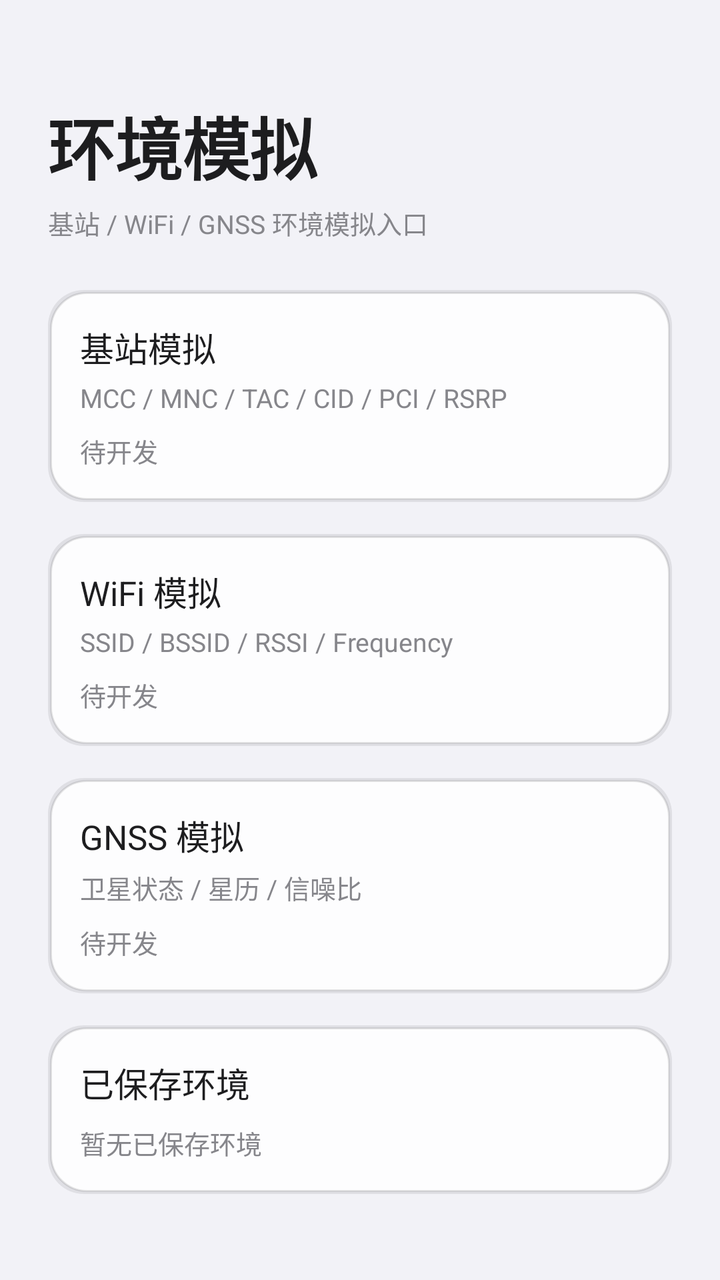
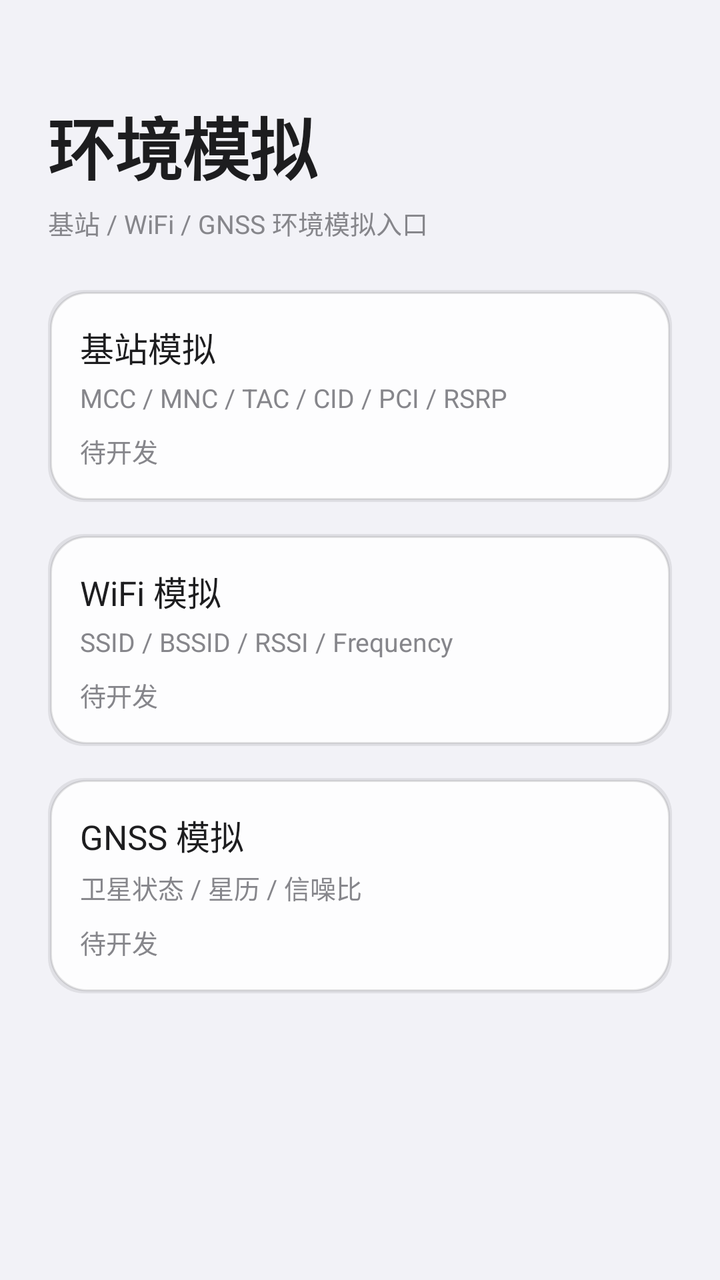

Before-and-after screenshots of an Android layout around one commit, followed by the original layout XML and the change that was made.
<!-- AndroidManifest.xml: application theme Theme.ZVirtualEnv -->
<!-- res/layout/fragment_env.xml -->
<?xml version="1.0" encoding="utf-8"?>
<ScrollView xmlns:android="http://schemas.android.com/apk/res/android"
    android:layout_width="match_parent"
    android:layout_height="match_parent"
    android:overScrollMode="never">

    <LinearLayout
        android:layout_width="match_parent"
        android:layout_height="wrap_content"
        android:orientation="vertical"
        android:paddingStart="@dimen/space_lg"
        android:paddingTop="@dimen/space_xl"
        android:paddingEnd="@dimen/space_lg"
        android:paddingBottom="@dimen/space_lg">

        <TextView
            android:layout_width="wrap_content"
            android:layout_height="wrap_content"
            android:text="@string/env_title"
            style="@style/Text.Hero" />

        <TextView
            android:layout_width="wrap_content"
            android:layout_height="wrap_content"
            android:layout_marginTop="@dimen/space_xs"
            android:text="@string/env_subtitle"
            style="@style/Text.Caption" />

        <LinearLayout
            android:id="@+id/cellCard"
            android:layout_width="match_parent"
            android:layout_height="wrap_content"
            android:layout_marginTop="@dimen/space_lg"
            android:background="@drawable/bg_card"
            android:clickable="true"
            android:focusable="true"
            android:orientation="vertical"
            android:padding="@dimen/space_md">

            <TextView
                android:layout_width="wrap_content"
                android:layout_height="wrap_content"
                android:text="@string/env_cell_title"
                style="@style/Text.Headline" />

            <TextView
                android:layout_width="wrap_content"
                android:layout_height="wrap_content"
                android:layout_marginTop="@dimen/space_xs"
                android:text="@string/env_cell_desc"
                style="@style/Text.Caption" />

            <TextView
                android:id="@+id/cellStatus"
                android:layout_width="wrap_content"
                android:layout_height="wrap_content"
                android:layout_marginTop="@dimen/space_sm"
                android:text="@string/env_pending"
                style="@style/Text.Caption" />
        </LinearLayout>

        <LinearLayout
            android:id="@+id/wifiCard"
            android:layout_width="match_parent"
            android:layout_height="wrap_content"
            android:layout_marginTop="@dimen/space_md"
            android:background="@drawable/bg_card"
            android:clickable="true"
            android:focusable="true"
            android:orientation="vertical"
            android:padding="@dimen/space_md">

            <TextView
                android:layout_width="wrap_content"
                android:layout_height="wrap_content"
                android:text="@string/env_wifi_title"
                style="@style/Text.Headline" />

            <TextView
                android:layout_width="wrap_content"
                android:layout_height="wrap_content"
                android:layout_marginTop="@dimen/space_xs"
                android:text="@string/env_wifi_desc"
                style="@style/Text.Caption" />

            <TextView
                android:id="@+id/wifiStatus"
                android:layout_width="wrap_content"
                android:layout_height="wrap_content"
                android:layout_marginTop="@dimen/space_sm"
                android:text="@string/env_pending"
                style="@style/Text.Caption" />
        </LinearLayout>

        <LinearLayout
            android:id="@+id/gnssCard"
            android:layout_width="match_parent"
            android:layout_height="wrap_content"
            android:layout_marginTop="@dimen/space_md"
            android:background="@drawable/bg_card"
            android:clickable="true"
            android:focusable="true"
            android:orientation="vertical"
            android:padding="@dimen/space_md">

            <TextView
                android:layout_width="wrap_content"
                android:layout_height="wrap_content"
                android:text="@string/env_gnss_title"
                style="@style/Text.Headline" />

            <TextView
                android:layout_width="wrap_content"
                android:layout_height="wrap_content"
                android:layout_marginTop="@dimen/space_xs"
                android:text="@string/env_gnss_desc"
                style="@style/Text.Caption" />

            <TextView
                android:id="@+id/gnssStatus"
                android:layout_width="wrap_content"
                android:layout_height="wrap_content"
                android:layout_marginTop="@dimen/space_sm"
                android:text="@string/env_pending"
                style="@style/Text.Caption" />
        </LinearLayout>

        
        <LinearLayout
            android:layout_width="match_parent"
            android:layout_height="wrap_content"
            android:layout_marginTop="@dimen/space_md"
            android:background="@drawable/bg_card"
            android:orientation="vertical"
            android:padding="@dimen/space_md">

            <TextView
                android:layout_width="wrap_content"
                android:layout_height="wrap_content"
                android:text="@string/env_saved_title"
                style="@style/Text.Headline" />

            <TextView
                android:id="@+id/savedEnvEmpty"
                android:layout_width="match_parent"
                android:layout_height="wrap_content"
                android:layout_marginTop="@dimen/space_sm"
                android:text="@string/env_saved_empty"
                android:textColor="@color/text_secondary"
                style="@style/Text.Caption" />

            <LinearLayout
                android:id="@+id/savedEnvList"
                android:layout_width="match_parent"
                android:layout_height="wrap_content"
                android:orientation="vertical" />
        </LinearLayout>
    </LinearLayout>
</ScrollView>
<!-- resources referenced by this layout -->
<resources>
  <color name="text_secondary">#86868B</color>
  <dimen name="space_lg">24dp</dimen>
  <dimen name="space_md">16dp</dimen>
  <dimen name="space_sm">8dp</dimen>
  <dimen name="space_xl">48dp</dimen>
  <dimen name="space_xs">4dp</dimen>
  <!-- drawable bg_card (drawable) -->
  <?xml version="1.0" encoding="utf-8"?>
  <layer-list xmlns:android="http://schemas.android.com/apk/res/android">
      <item>
          <shape android:shape="rectangle">
              <corners android:radius="@dimen/radius_card" />
              <solid android:color="@color/glass_shadow" />
          </shape>
      </item>
      <item
          android:bottom="1dp"
          android:left="1dp"
          android:right="1dp"
          android:top="1dp">
          <shape android:shape="rectangle">
              <corners android:radius="@dimen/radius_card" />
              <solid android:color="@color/card_fill" />
              <stroke
                  android:width="1dp"
                  android:color="@color/card_border" />
          </shape>
      </item>
  </layer-list>
  <string name="env_cell_desc">MCC / MNC / TAC / CID / PCI / RSRP</string>
  <string name="env_cell_title">基站模拟</string>
  <string name="env_gnss_desc">卫星状态 / 星历 / 信噪比</string>
  <string name="env_gnss_title">GNSS 模拟</string>
  <string name="env_pending">待开发</string>
  <string name="env_saved_empty">暂无已保存环境</string>
  <string name="env_saved_title">已保存环境</string>
  <string name="env_subtitle">基站 / WiFi / GNSS 环境模拟入口</string>
  <string name="env_title">环境模拟</string>
  <string name="env_wifi_desc">SSID / BSSID / RSSI / Frequency</string>
  <string name="env_wifi_title">WiFi 模拟</string>
  <style name="Text.Caption" parent="android:TextAppearance.Material">
          <item name="android:textSize">@dimen/text_caption</item>
          <item name="android:textColor">@color/text_secondary</item>
      </style>
  <style name="Text.Headline" parent="android:TextAppearance.Material">
          <item name="android:textSize">@dimen/text_headline</item>
          <item name="android:textStyle">normal</item>
          <item name="android:textColor">@color/text_primary</item>
      </style>
  <style name="Text.Hero" parent="android:TextAppearance.Material">
          <item name="android:textSize">@dimen/text_hero</item>
          <item name="android:textStyle">bold</item>
          <item name="android:textColor">@color/text_primary</item>
          <item name="android:letterSpacing">-0.01</item>
      </style>
  <style name="Theme.ZVirtualEnv" parent="android:Theme.Material.Light.NoActionBar">
          <item name="android:windowBackground">@color/bg_primary</item>
          <item name="android:statusBarColor">@android:color/transparent</item>
          <item name="android:navigationBarColor">@android:color/transparent</item>
          <item name="android:windowLightStatusBar">true</item>
          <item name="android:colorAccent">@color/accent</item>
          <item name="android:colorPrimary">@color/accent</item>
          <item name="android:textColorPrimary">@color/text_primary</item>
          <item name="android:textColorSecondary">@color/text_secondary</item>
      </style>
  <dimen name="radius_card">18dp</dimen>
  <color name="glass_shadow">#14000000</color>
  <color name="card_fill">#F2FFFFFF</color>
  <color name="card_border">#1A000000</color>
  <dimen name="text_caption">13sp</dimen>
  <dimen name="text_headline">17sp</dimen>
  <color name="text_primary">#1D1D1F</color>
  <dimen name="text_hero">34sp</dimen>
  <color name="bg_primary">#F2F2F7</color>
  <color name="accent">#0071E3</color>
</resources>

<!-- the commit's change to res/layout/fragment_env.xml (unified diff, before → after) -->
@@ -124,36 +124,5 @@
                 android:text="@string/env_pending"
                 style="@style/Text.Caption" />
         </LinearLayout>
-
-        
-        <LinearLayout
-            android:layout_width="match_parent"
-            android:layout_height="wrap_content"
-            android:layout_marginTop="@dimen/space_md"
-            android:background="@drawable/bg_card"
-            android:orientation="vertical"
-            android:padding="@dimen/space_md">
-
-            <TextView
-                android:layout_width="wrap_content"
-                android:layout_height="wrap_content"
-                android:text="@string/env_saved_title"
-                style="@style/Text.Headline" />
-
-            <TextView
-                android:id="@+id/savedEnvEmpty"
-                android:layout_width="match_parent"
-                android:layout_height="wrap_content"
-                android:layout_marginTop="@dimen/space_sm"
-                android:text="@string/env_saved_empty"
-                android:textColor="@color/text_secondary"
-                style="@style/Text.Caption" />
-
-            <LinearLayout
-                android:id="@+id/savedEnvList"
-                android:layout_width="match_parent"
-                android:layout_height="wrap_content"
-                android:orientation="vertical" />
-        </LinearLayout>
     </LinearLayout>
 </ScrollView>
<!-- resource entries referenced after the edit -->
@@ -34,8 +34,6 @@
   <string name="env_gnss_desc">卫星状态 / 星历 / 信噪比</string>
   <string name="env_gnss_title">GNSS 模拟</string>
   <string name="env_pending">待开发</string>
-  <string name="env_saved_empty">暂无已保存环境</string>
-  <string name="env_saved_title">已保存环境</string>
   <string name="env_subtitle">基站 / WiFi / GNSS 环境模拟入口</string>
   <string name="env_title">环境模拟</string>
   <string name="env_wifi_desc">SSID / BSSID / RSSI / Frequency</string>
